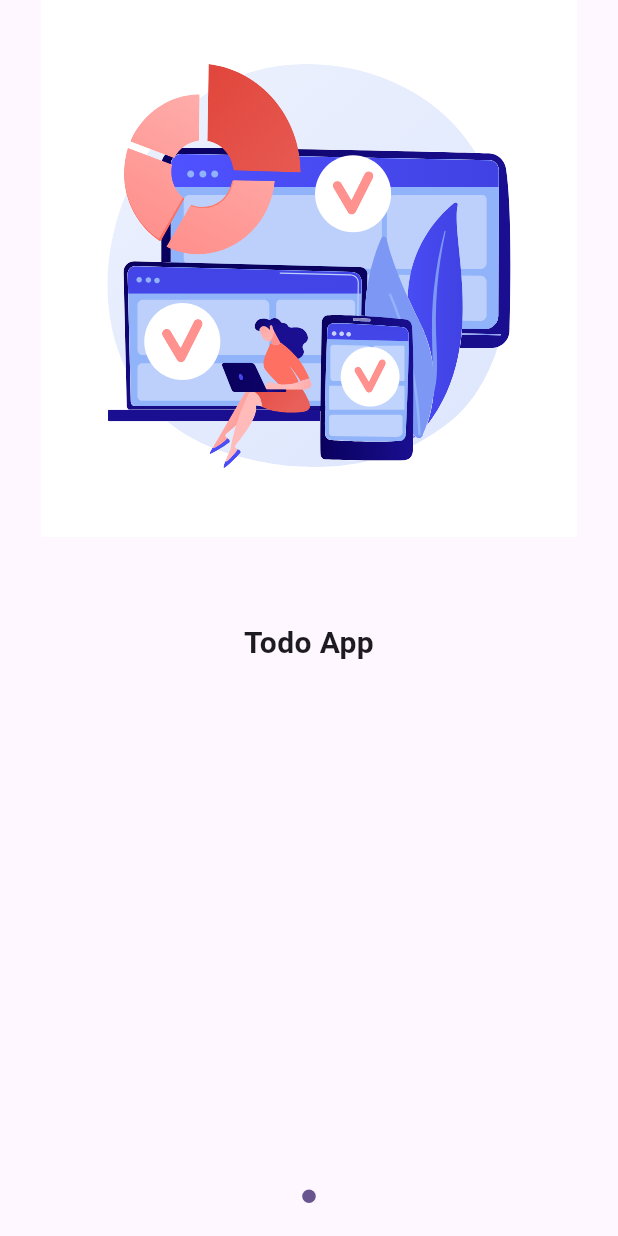
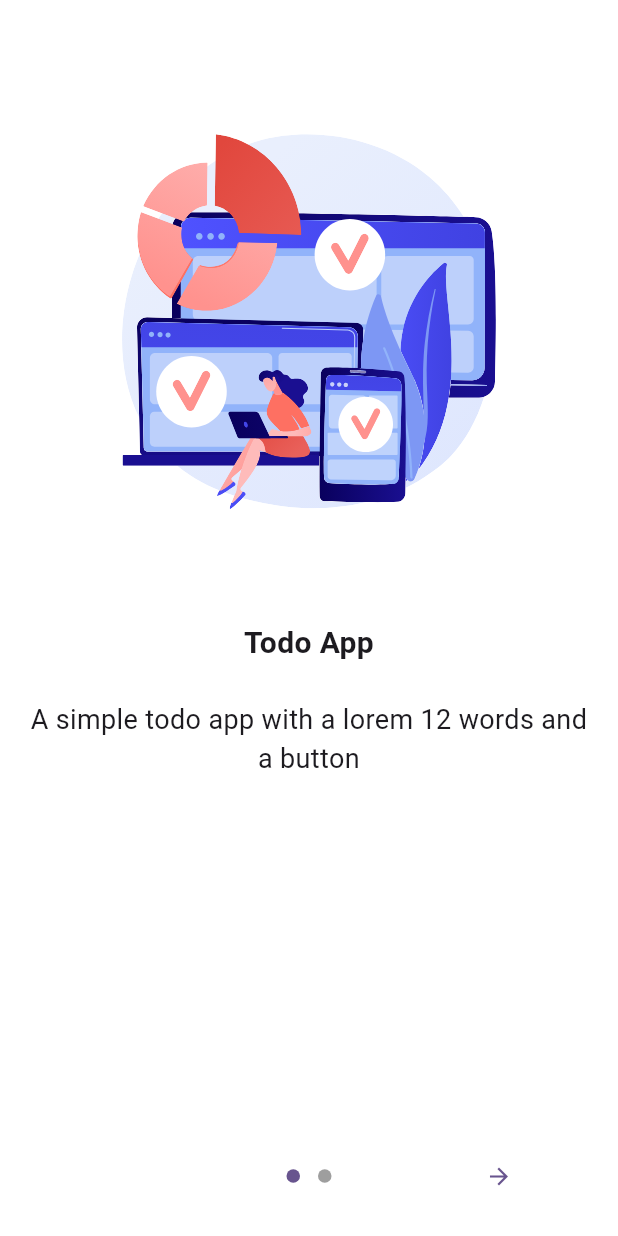
Before and after one commit to Ryuuutaaa/firebase_getX, a Flutter app: the screen it shows after launch, on a phone screen of 412 x 824 dp. Run offline on Flutter 3.47's test engine with Material 3 defaults, Android fonts, the phone set to English and light mode, and no system bars; drawn by our look-alikes of introduction_screen; our stand-ins replace firebase_core, flutter_svg, get; accounts and stored records are empty.

Commit message:
feat: enhance intro screen with navigation and layout improvements

```diff
--- a/lib/screens/intro.dart
+++ b/lib/screens/intro.dart
@@ -1,5 +1,6 @@
 import 'package:flutter/material.dart';
 import 'package:flutter_svg/flutter_svg.dart';
+import 'package:get/get_core/get_core.dart';
 import 'package:introduction_screen/introduction_screen.dart';
 
 class Intro extends StatelessWidget {
@@ -8,14 +9,30 @@ class Intro extends StatelessWidget {
   @override
   Widget build(BuildContext context) {
     return IntroductionScreen(
+      globalBackgroundColor: Colors.white,
       showNextButton: true,
       showDoneButton: true,
-      showSkipButton: true,
+      showSkipButton: false,
+      done: const Text("Done"),
+      onDone: () => Get.to(() => Home()),
+      next: const Icon(Icons.arrow_forward),
       pages: [
         PageViewModel(
           image: SvgPicture.asset('assets/intro1.svg'),
           title: "Todo App",
-        )
+          body: "A simple todo app with a lorem 12 words and a button",
+          decoration: const PageDecoration(
+            imagePadding: EdgeInsets.only(top: 50.0),
+          ),
+        ),
+        PageViewModel(
+          image: SvgPicture.asset('assets/intro2.svg'),
+          title: "Easy to use",
+          body: "A simple todo app with a lorem 12 words and a button",
+          decoration: const PageDecoration(
+            imagePadding: EdgeInsets.only(top: 50.0),
+          ),
+        ),
       ],
     );
   }
```
